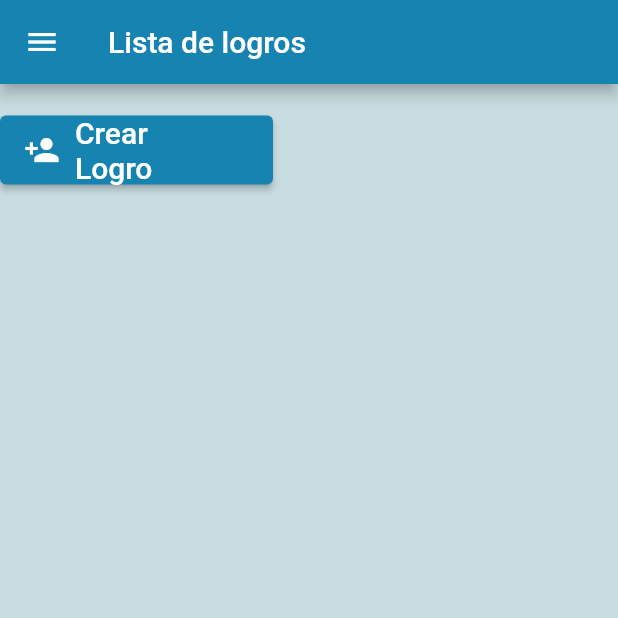
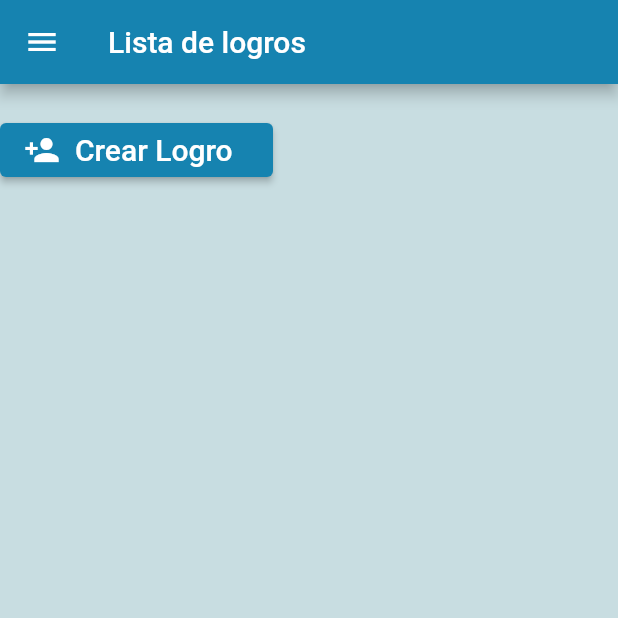
Before and after one commit to SergioHrvas/MeloudyAppTFG, a Flutter app: the PantallaLogrosProfesor screen opened by its route, on a phone screen of 412 x 824 dp, the top half of it. Run offline on Flutter 3.47's test engine with Material 2 defaults, Android fonts, the phone set to English and light mode, and no system bars; our stand-ins replace image_picker, percent_indicator, shared_preferences; missing offline and left inert: dart:ffi, flutter_fft, record; accounts and stored records are empty.

Commit message:
Un arreglo tonto

```diff
--- a/meloudy_app/lib/providers/lecciones.dart
+++ b/meloudy_app/lib/providers/lecciones.dart
@@ -76,7 +76,13 @@ class Lecciones with ChangeNotifier {
                 if (completadovar) {
                   estado = 'completado';
                 } else {
+                  if(!ult){
+                    estado = 'desbloqueado';
+                    ult = true;
+                  }
+                  else {
                     estado = 'bloqueado';
+                  }
                 }
               }
               pasado = true;
--- a/meloudy_app/lib/screen/pantalla_logros_profesor.dart
+++ b/meloudy_app/lib/screen/pantalla_logros_profesor.dart
@@ -178,8 +178,10 @@ class _PantallaLogrosProfesorState extends State<PantallaLogrosProfesor> {
                       width: 150,
                       child: Row(
                         children: [
-                          Flexible(child: Container(margin: EdgeInsets.only(right: 10), child: Icon(Icons.person_add))),
-                          Flexible(child: Text("Crear Logro",style: TextStyle(fontSize: 20),)),
+                          Flexible(                            flex: 0,
+                              child: Container(margin: EdgeInsets.only(right: 10), child: Icon(Icons.person_add))),
+                          Flexible(                            flex: 0,
+                              child: Text("Crear Logro",style: TextStyle(fontSize: 20),)),
                         ],
                       ),
                     ),)),
--- a/meloudy_app/lib/widget/dashboard.dart
+++ b/meloudy_app/lib/widget/dashboard.dart
@@ -74,7 +74,7 @@ class Dashboard extends StatelessWidget {
                         Text("Preguntas", style: TextStyle(fontSize: 25)),
                       ],
                     ))),
-            Provider.of<Auth>(context, listen: false).getRol == 'Administrador' ?  Container(
+            Provider.of<Auth>(context, listen: false).getRol == 'Admin' ?  Container(
                 margin: EdgeInsets.only(bottom: 20),
                 child: ElevatedButton(
                     style: ElevatedButton.styleFrom(
@@ -104,7 +104,7 @@ class Dashboard extends StatelessWidget {
                       ],
                     )))
             : Container(),
-            Provider.of<Auth>(context, listen: false).getRol == 'Administrador' ?  Container(
+            Provider.of<Auth>(context, listen: false).getRol == 'Admin' ?  Container(
                 margin: EdgeInsets.only(bottom: 20),
                 child: ElevatedButton(
                     style: ElevatedButton.styleFrom(
--- a/meloudy_app/lib/widget/drawer_app.dart
+++ b/meloudy_app/lib/widget/drawer_app.dart
@@ -43,7 +43,7 @@ class DrawerApp extends StatelessWidget {
 
               },
             ),
-            if (auth.getRol == "Profesor")
+            if (auth.getRol == "Profesor" || auth.getRol == "Admin")
               Column(children: [
                 Divider(),
                 ListTile(
```
Also changed, not shown: 10 other files.
